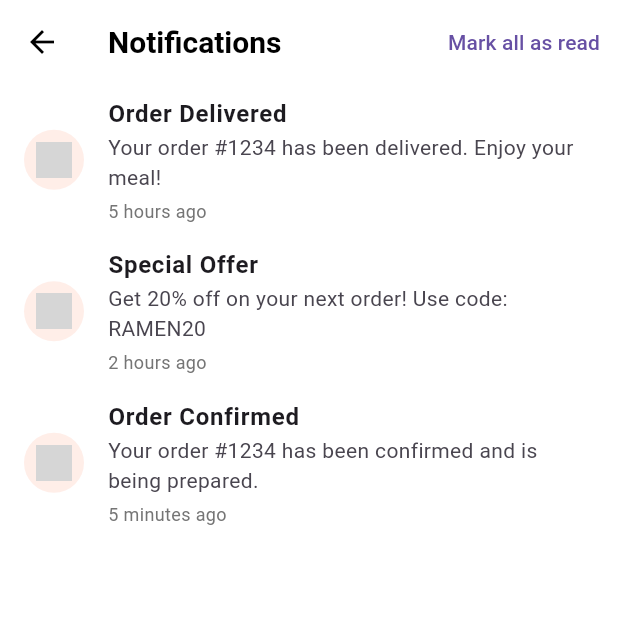
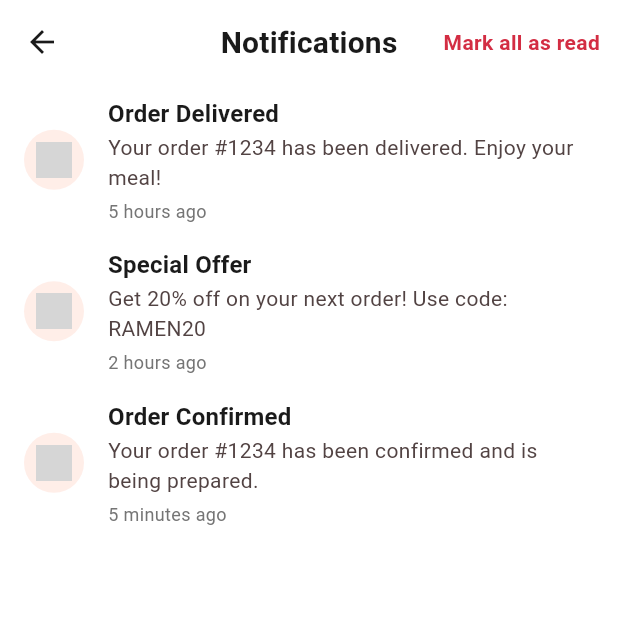
Before and after one commit to jamesrhoey/RamenXpressApp, a Flutter app: the screen it shows after launch, after a tap on "Sign In", after a tap on the "notifications" icon, on a phone screen of 412 x 824 dp, the top half of it. Run offline on Flutter 3.47's test engine with Material 3 defaults, Android fonts, the light colour scheme and no system bars; our stand-ins replace timeago; grey boxes are pictures that could not be loaded.

Commit message:
mobileapp 60%

```diff
--- a/mobileApp/ramenxpress/lib/delivery_addresses_page.dart
+++ b/mobileApp/ramenxpress/lib/delivery_addresses_page.dart
@@ -77,7 +77,7 @@ class DeliveryAddressesPage extends StatelessWidget {
                                 vertical: 4,
                               ),
                               decoration: BoxDecoration(
-                                color: Colors.green.withOpacity(0.1),
+                                color: Colors.green.withAlpha((0.08 * 255).toInt()),
                                 borderRadius: BorderRadius.circular(12),
                               ),
                               child: const Text(
--- a/mobileApp/ramenxpress/lib/edit_payment_method_page.dart
+++ b/mobileApp/ramenxpress/lib/edit_payment_method_page.dart
@@ -111,7 +111,7 @@ class _EditPaymentMethodPageState extends State<EditPaymentMethodPage> {
                   backgroundColor: MaterialStateProperty.resolveWith<Color>(
                     (Set<MaterialState> states) {
                       if (states.contains(MaterialState.selected)) {
-                        return Colors.deepOrange.withOpacity(0.1);
+                        return Colors.deepOrange.withAlpha((0.08 * 255).toInt());
                       }
                       return Colors.grey[50]!;
                     },
--- a/mobileApp/ramenxpress/lib/homepage.dart
+++ b/mobileApp/ramenxpress/lib/homepage.dart
@@ -105,7 +105,7 @@ class _HomePageState extends State<HomePage> {
                   borderRadius: const BorderRadius.vertical(top: Radius.circular(20)),
                   boxShadow: [
                     BoxShadow(
-                      color: Colors.grey.withValues(red: 128, green: 128, blue: 128, alpha: 26),
+                      color: Color(0xFFD32D43).withAlpha((0.08 * 255).toInt()),
                       spreadRadius: 1,
                       blurRadius: 10,
                       offset: const Offset(0, 1),
@@ -120,13 +120,13 @@ class _HomePageState extends State<HomePage> {
                       style: TextStyle(
                         fontSize: 18,
                         fontWeight: FontWeight.bold,
-                        color: Colors.grey[800],
+                        color: Color(0xFF1A1A1A),
                       ),
                     ),
                     IconButton(
                       onPressed: () => Navigator.pop(context),
                       icon: const Icon(Icons.close),
-                      color: Colors.grey[600],
+                      color: Color(0xFF1A1A1A),
                     ),
                   ],
                 ),
@@ -141,8 +141,9 @@ class _HomePageState extends State<HomePage> {
                       Container(
                         padding: const EdgeInsets.all(12),
                         decoration: BoxDecoration(
-                          color: Colors.grey[50],
+                          color: Colors.white,
                           borderRadius: BorderRadius.circular(12),
+                          border: Border.all(color: Color(0xFFD32D43), width: 1),
                         ),
                         child: Row(
                           children: [
@@ -173,13 +174,14 @@ class _HomePageState extends State<HomePage> {
                                     style: const TextStyle(
                                       fontWeight: FontWeight.bold,
                                       fontSize: 16,
+                                      color: Color(0xFF1A1A1A),
                                     ),
                                   ),
                                   const SizedBox(height: 4),
                                   Text(
                                     '₱${totalPrice.toStringAsFixed(2)}',
                                     style: TextStyle(
-                                      color: Colors.grey[600],
+                                      color: Color(0xFF1A1A1A),
                                       fontSize: 14,
                                     ),
                                   ),
@@ -196,7 +198,7 @@ class _HomePageState extends State<HomePage> {
                         style: TextStyle(
                           fontSize: 16,
                           fontWeight: FontWeight.bold,
-                          color: Colors.grey[800],
+                          color: Color(0xFF1A1A1A),
                         ),
                       ),
                       const SizedBox(height: 12),
@@ -205,7 +207,7 @@ class _HomePageState extends State<HomePage> {
                         return Container(
                           margin: const EdgeInsets.only(bottom: 8),
                           decoration: BoxDecoration(
-                            color: Colors.grey[50],
+                            color: Colors.white,
                             borderRadius: BorderRadius.circular(8),
                           ),
                           child: CheckboxListTile(
@@ -226,16 +228,17 @@ class _HomePageState extends State<HomePage> {
                               style: const TextStyle(
                                 fontSize: 14,
                                 fontWeight: FontWeight.w500,
+                                color: Color(0xFF1A1A1A),
                               ),
                             ),
                             subtitle: Text(
                               '₱${addOn['price'].toStringAsFixed(2)}',
                               style: TextStyle(
-                                color: Colors.grey[600],
+                                color: Color(0xFF1A1A1A),
                                 fontSize: 12,
                               ),
                             ),
-                            activeColor: Colors.deepOrange,
+                            activeColor: Color(0xFFD32D43),
                             shape: RoundedRectangleBorder(
                               borderRadius: BorderRadius.circular(8),
                             ),
@@ -253,7 +256,7 @@ class _HomePageState extends State<HomePage> {
                   color: Colors.white,
                   boxShadow: [
                     BoxShadow(
-                      color: Colors.grey.withValues(red: 128, green: 128, blue: 128, alpha: 26),
+                      color: Color(0xFFD32D43).withAlpha((0.08 * 255).toInt()),
                       spreadRadius: 1,
                       blurRadius: 10,
                       offset: const Offset(0, -1),
@@ -270,7 +273,7 @@ class _HomePageState extends State<HomePage> {
                           Text(
                             'Total Price',
                             style: TextStyle(
-                              color: Colors.grey[600],
+                              color: Color(0xFF1A1A1A),
                               fontSize: 12,
                             ),
                           ),
@@ -279,6 +282,7 @@ class _HomePageState extends State<HomePage> {
                             style: const TextStyle(
                               fontWeight: FontWeight.bold,
                               fontSize: 18,
+                              color: Color(0xFF1A1A1A),
                             ),
                           ),
                         ],
@@ -303,7 +307,7 @@ class _HomePageState extends State<HomePage> {
                         );
                       },
                       style: ElevatedButton.styleFrom(
-                        backgroundColor: Colors.deepOrange,
+                        backgroundColor: Color(0xFFD32D43),
                         padding: const EdgeInsets.symmetric(horizontal: 24, vertical: 12),
                         shape: RoundedRectangleBorder(
                           borderRadius: BorderRadius.circular(8),
@@ -343,10 +347,10 @@ class _HomePageState extends State<HomePage> {
                 padding: const EdgeInsets.only(top: 60, left: 16, right: 16),
                 child: Row(
                   children: [
-                    const Text(
+                    Text(
                       'RamenXpress',
                       style: TextStyle(
-                        color: Colors.black,
+                        color: Color(0xFF1A1A1A),
                         fontSize: 24,
                         fontWeight: FontWeight.bold,
                       ),
@@ -391,7 +395,7 @@ class _HomePageState extends State<HomePage> {
                       ],
                     ),
                     CircleAvatar(
-                      backgroundImage: AssetImage('assets/adminPIC.png'),
+                      backgroundImage: AssetImage('assets/logo.png'),
                       radius: 20,
                     ),
                   ],
@@ -464,7 +468,7 @@ class _HomePageState extends State<HomePage> {
           color: Colors.white,
           boxShadow: [
             BoxShadow(
-              color: Colors.grey.withValues(red: 128, green: 128, blue: 128, alpha: 26),
+              color: Color(0xFFD32D43).withAlpha((0.08 * 255).toInt()),
               spreadRadius: 1,
               blurRadius: 10,
               offset: const Offset(0, -1),
@@ -495,8 +499,8 @@ class _HomePageState extends State<HomePage> {
             BottomNavigationBarItem(icon: Icon(Icons.history), label: ''),
             BottomNavigationBarItem(icon: Icon(Icons.person), label: ''),
           ],
-          selectedItemColor: Colors.deepOrange,
-          unselectedItemColor: Colors.grey,
+          selectedItemColor: Color(0xFFD32D43),
+          unselectedItemColor: Color(0xFF1A1A1A),
           showSelectedLabels: false,
           showUnselectedLabels: false,
           backgroundColor: Colors.white,
@@ -519,17 +523,17 @@ class _HomePageState extends State<HomePage> {
           });
         },
         backgroundColor: Colors.grey[100],
-        selectedColor: Colors.deepOrange.withValues(red: 255, green: 87, blue: 34, alpha: 51),
-        checkmarkColor: Colors.deepOrange,
+        selectedColor: Color(0xFFD32D43).withOpacity(0.1),
+        checkmarkColor: Color(0xFFD32D43),
         labelStyle: TextStyle(
-          color: isSelected ? Colors.deepOrange : Colors.black,
+          color: isSelected ? Color(0xFFD32D43) : Color(0xFF1A1A1A),
           fontWeight: isSelected ? FontWeight.bold : FontWeight.normal,
         ),
         padding: const EdgeInsets.symmetric(horizontal: 12, vertical: 8),
         shape: RoundedRectangleBorder(
           borderRadius: BorderRadius.circular(20),
           side: BorderSide(
-            color: isSelected ? Colors.deepOrange : Colors.grey[300]!,
+            color: isSelected ? Color(0xFFD32D43) : Colors.grey[300]!,
           ),
         ),
       ),
@@ -548,7 +552,7 @@ class _HomePageState extends State<HomePage> {
         borderRadius: BorderRadius.circular(12),
         boxShadow: [
           BoxShadow(
-            color: Colors.grey.withValues(red: 128, green: 128, blue: 128, alpha: 26),
+            color: Color(0xFFD32D43).withAlpha((0.08 * 255).toInt()),
             spreadRadius: 1,
             blurRadius: 10,
             offset: const Offset(0, 1),
@@ -578,6 +582,7 @@ class _HomePageState extends State<HomePage> {
                   style: const TextStyle(
                     fontWeight: FontWeight.bold,
                     fontSize: 14,
+                    color: Color(0xFF1A1A1A),
                   ),
                   maxLines: 1,
                   overflow: TextOverflow.ellipsis,
@@ -586,7 +591,7 @@ class _HomePageState extends State<HomePage> {
                 Text(
                   '₱${price.toStringAsFixed(2)}',
                   style: TextStyle(
-                    color: Colors.grey[600],
+                    color: Color(0xFF1A1A1A),
                     fontSize: 13,
                   ),
                 ),
@@ -595,7 +600,7 @@ class _HomePageState extends State<HomePage> {
                   width: double.infinity,
                   height: 32,
                   decoration: BoxDecoration(
-                    color: Colors.deepOrange,
+                    color: Color(0xFFD32D43),
                     borderRadius: BorderRadius.circular(8),
                   ),
                   child: TextButton(
--- a/mobileApp/ramenxpress/lib/main.dart
+++ b/mobileApp/ramenxpress/lib/main.dart
@@ -37,21 +37,131 @@ class MyApp extends StatelessWidget {
       title: 'RamenXpress',
       debugShowCheckedModeBanner: false,
       theme: ThemeData(
-        primarySwatch: Colors.deepOrange,
+        useMaterial3: true,
+        colorScheme: ColorScheme.fromSeed(
+          seedColor: const Color(0xFFD32D43), // True Red
+          primary: const Color(0xFFD32D43),
+          secondary: const Color(0xFF1A1A1A), // Black
+          tertiary: const Color(0xFFFFFFFF), // White
+          background: Colors.white,
+          surface: Colors.white,
+          onPrimary: Colors.white,
+          onSecondary: Colors.white,
+          onBackground: Color(0xFF1A1A1A),
+          onSurface: Color(0xFF1A1A1A),
+        ),
         scaffoldBackgroundColor: Colors.white,
         appBarTheme: const AppBarTheme(
           backgroundColor: Colors.white,
           elevation: 0,
-          iconTheme: IconThemeData(color: Colors.black),
+          centerTitle: true,
+          iconTheme: IconThemeData(color: Color(0xFF1A1A1A)),
           titleTextStyle: TextStyle(
-            color: Colors.black,
+            color: Color(0xFF1A1A1A),
             fontSize: 20,
+            fontWeight: FontWeight.w700,
+            letterSpacing: 0.15,
+          ),
+        ),
+        elevatedButtonTheme: ElevatedButtonThemeData(
+          style: ElevatedButton.styleFrom(
+            elevation: 0,
+            backgroundColor: const Color(0xFFD32D43),
+            foregroundColor: Colors.white,
+            padding: const EdgeInsets.symmetric(vertical: 16, horizontal: 24),
+            shape: RoundedRectangleBorder(
+              borderRadius: BorderRadius.circular(12),
+            ),
+            textStyle: const TextStyle(
+              fontSize: 16,
+              fontWeight: FontWeight.w600,
+              letterSpacing: 0.5,
+            ),
+          ),
+        ),
+        inputDecorationTheme: InputDecorationTheme(
+          filled: true,
+          fillColor: Colors.white,
+          border: OutlineInputBorder(
+            borderRadius: BorderRadius.circular(8),
+            borderSide: BorderSide(color: Color(0xFF1A1A1A), width: 1),
+          ),
+          enabledBorder: OutlineInputBorder(
+            borderRadius: BorderRadius.circular(8),
+            borderSide: BorderSide(color: Color(0xFF1A1A1A), width: 1),
+          ),
+          focusedBorder: OutlineInputBorder(
+            borderRadius: BorderRadius.circular(8),
+            borderSide: const BorderSide(color: Color(0xFFD32D43), width: 2),
+          ),
+          errorBorder: OutlineInputBorder(
+            borderRadius: BorderRadius.circular(8),
+            borderSide: const BorderSide(color: Color(0xFFD32D43), width: 2),
+          ),
+          contentPadding: const EdgeInsets.symmetric(horizontal: 16, vertical: 16),
+          prefixIconColor: const Color(0xFF1A1A1A),
+          labelStyle: const TextStyle(color: Color(0xFF1A1A1A)),
+          hintStyle: TextStyle(color: Colors.grey[700]),
+        ),
+        cardTheme: const CardThemeData(
+          elevation: 0,
+          shape: RoundedRectangleBorder(
+            borderRadius: BorderRadius.all(Radius.circular(16)),
+          ),
+          color: Colors.white,
+        ),
+        textTheme: const TextTheme(
+          displayLarge: TextStyle(
+            fontSize: 32,
             fontWeight: FontWeight.bold,
+            color: Color(0xFF1A1A1A),
+            letterSpacing: -0.5,
           ),
+          displayMedium: TextStyle(
+            fontSize: 28,
+            fontWeight: FontWeight.bold,
+            color: Color(0xFF1A1A1A),
+            letterSpacing: -0.5,
+          ),
+          bodyLarge: TextStyle(
+            fontSize: 16,
+            color: Color(0xFF1A1A1A),
+            letterSpacing: 0.15,
+          ),
+          bodyMedium: TextStyle(
+            fontSize: 14,
+            color: Color(0xFF1A1A1A),
+            letterSpacing: 0.25,
+          ),
+        ),
+        textButtonTheme: TextButtonThemeData(
+          style: TextButton.styleFrom(
+            foregroundColor: const Color(0xFFD32D43),
+            textStyle: const TextStyle(
+              fontSize: 14,
+              fontWeight: FontWeight.w600,
+              letterSpacing: 0.25,
+            ),
+          ),
+        ),
+        dividerTheme: const DividerThemeData(
+          color: Color(0xFF1A1A1A),
+          thickness: 1,
+          space: 24,
+        ),
+        bottomNavigationBarTheme: const BottomNavigationBarThemeData(
+          backgroundColor: Colors.white,
+          selectedItemColor: Color(0xFFD32D43),
+          unselectedItemColor: Color(0xFF1A1A1A),
+        ),
+        navigationBarTheme: const NavigationBarThemeData(
+          backgroundColor: Colors.white,
+          indicatorColor: Color(0xFFD32D43),
         ),
       ),
       home: const LoginPage(),
       routes: {
+        '/login': (context) => const LoginPage(),
         '/home': (context) => const HomePage(),
         '/payment': (context) => const PaymentPage(),
         '/order-history': (context) => const OrderHistoryPage(),
--- a/mobileApp/ramenxpress/lib/payment_methods_page.dart
+++ b/mobileApp/ramenxpress/lib/payment_methods_page.dart
@@ -1,7 +1,6 @@
 import 'package:flutter/material.dart';
 import 'package:provider/provider.dart';
 import 'providers/payment_methods_provider.dart';
-import 'models/payment_method.dart';
 import 'edit_payment_method_page.dart';
 
 class PaymentMethodsPage extends StatelessWidget {
--- a/mobileApp/ramenxpress/pubspec.yaml
+++ b/mobileApp/ramenxpress/pubspec.yaml
@@ -37,6 +37,7 @@ dependencies:
   provider: ^6.1.1
   timeago: ^3.6.0
   uuid: ^4.3.3
+  intl: ^0.18.0
 
 dev_dependencies:
   flutter_test:
```
Also changed, not shown: mobileApp/ramenxpress/lib/invoice_page.dart (+30 -32 lines), mobileApp/ramenxpress/lib/order_history_page.dart (+18 -17 lines), mobileApp/ramenxpress/lib/payment_page.dart (+22 -19 lines), mobileApp/ramenxpress/lib/profile_page.dart (+9 -9 lines).
